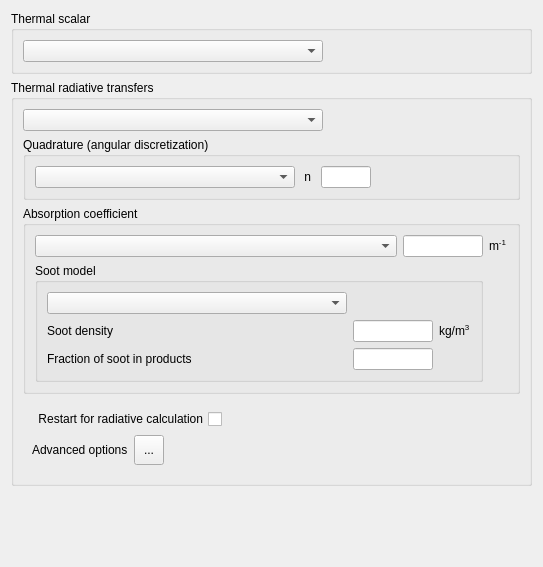
The window that gui/Pages/ThermalForm.ui (Renuda/Code_Saturne_DEV) describes before a commit, drawn with Qt 5.
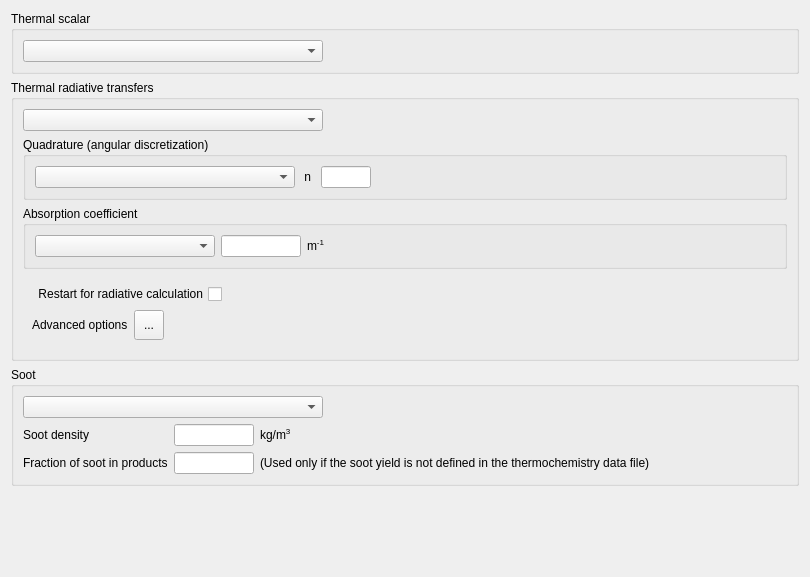
The same window after the commit. Icons and pictures are not drawn.

Commit message: Revert to previous version

Patch:
```diff
--- a/gui/Pages/ThermalForm.ui
+++ b/gui/Pages/ThermalForm.ui
@@ -6,8 +6,8 @@
    <rect>
     <x>0</x>
     <y>0</y>
-    <width>429</width>
-    <height>567</height>
+                <width>810</width>
+                <height>577</height>
    </rect>
   </property>
   <property name="windowTitle">
@@ -74,6 +74,143 @@
      </layout>
     </widget>
    </item>
+            <item row="2" column="0">
+                <widget class="QGroupBox" name="groupBoxSoot">
+                    <property name="toolTip">
+                        <string>&lt;html&gt;&lt;head/&gt;&lt;body&gt;&lt;p&gt;&lt;span style=&quot; font-size:9pt;&quot;&gt;Select the soot model and the corresponding parameters.&lt;/span&gt;&lt;/p&gt;&lt;p&gt;&lt;span style=&quot; font-size:9pt;&quot;&gt;(code_saturne key words: &lt;/span&gt;&lt;span style=&quot; font-size:9pt; font-weight:600;&quot;&gt;ISOOT&lt;/span&gt;&lt;span style=&quot; font-size:9pt;&quot;&gt;, &lt;/span&gt;&lt;span style=&quot; font-size:9pt; font-weight:600;&quot;&gt;rosoot &lt;/span&gt;&lt;span style=&quot; font-size:9pt;&quot;&gt;and&lt;/span&gt;&lt;span style=&quot; font-size:9pt; font-weight:600;&quot;&gt; xsoot&lt;/span&gt;&lt;span style=&quot; font-size:9pt;&quot;&gt;)&lt;/span&gt;&lt;/p&gt;&lt;/body&gt;&lt;/html&gt;</string>
+                    </property>
+                    <property name="title">
+                        <string>Soot</string>
+                    </property>
+                    <property name="flat">
+                        <bool>false</bool>
+                    </property>
+                    <property name="checkable">
+                        <bool>false</bool>
+                    </property>
+                    <property name="checked">
+                        <bool>false</bool>
+                    </property>
+                    <layout class="QGridLayout" name="_3">
+                        <property name="leftMargin">
+                            <number>9</number>
+                        </property>
+                        <property name="horizontalSpacing">
+                            <number>6</number>
+                        </property>
+                        <item row="1" column="0">
+                            <layout class="QGridLayout" name="gridLayoutSoot">
+                                <item row="1" column="0">
+                                    <widget class="QLabel" name="labelSootFraction">
+                                        <property name="text">
+                                            <string>Fraction of soot in products</string>
+                                        </property>
+                                        <property name="wordWrap">
+                                            <bool>false</bool>
+                                        </property>
+                                        <property name="margin">
+                                            <number>0</number>
+                                        </property>
+                                    </widget>
+                                </item>
+                                <item row="0" column="3">
+                                    <spacer name="horizontalSpacer">
+                                        <property name="orientation">
+                                            <enum>Qt::Horizontal</enum>
+                                        </property>
+                                        <property name="sizeHint" stdset="0">
+                                            <size>
+                                                <width>40</width>
+                                                <height>20</height>
+                                            </size>
+                                        </property>
+                                    </spacer>
+                                </item>
+                                <item row="0" column="2">
+                                    <widget class="QLabel" name="label_4">
+                                        <property name="text">
+                                            <string>&lt;html&gt;&lt;head/&gt;&lt;body&gt;&lt;p&gt;kg/m&lt;span style=&quot; vertical-align:super;&quot;&gt;3&lt;/span&gt;&lt;/p&gt;&lt;/body&gt;&lt;/html&gt;</string>
+                                        </property>
+                                    </widget>
+                                </item>
+                                <item row="1" column="1">
+                                    <widget class="QLineEdit" name="lineEditSootFraction">
+                                        <property name="maximumSize">
+                                            <size>
+                                                <width>80</width>
+                                                <height>16777215</height>
+                                            </size>
+                                        </property>
+                                        <property name="toolTip">
+                                            <string>&lt;html&gt;&lt;head/&gt;&lt;body&gt;&lt;p&gt;&lt;span style=&quot; font-size:9pt;&quot;&gt;The soot fraction is a constant fraction of the products (Used only if the soot yield is not defined in the thermochemistry data file).&lt;/span&gt;&lt;/p&gt;&lt;p&gt;&lt;span style=&quot; font-size:9pt;&quot;&gt;(code_saturne key words: &lt;/span&gt;&lt;span style=&quot; font-size:9pt; font-weight:600;&quot;&gt;xsoot&lt;/span&gt;&lt;span style=&quot; font-size:9pt;&quot;&gt;)&lt;/span&gt;&lt;/p&gt;&lt;/body&gt;&lt;/html&gt;</string>
+                                        </property>
+                                    </widget>
+                                </item>
+                                <item row="0" column="1">
+                                    <widget class="QLineEdit" name="lineEditSootDensity">
+                                        <property name="maximumSize">
+                                            <size>
+                                                <width>80</width>
+                                                <height>16777215</height>
+                                            </size>
+                                        </property>
+                                        <property name="toolTip">
+                                            <string>&lt;html&gt;&lt;head/&gt;&lt;body&gt;&lt;p&gt;&lt;span style=&quot; font-size:9pt;&quot;&gt;Density of soot&lt;/span&gt;&lt;/p&gt;&lt;p&gt;&lt;span style=&quot; font-size:9pt;&quot;&gt;(code_saturne key words: &lt;/span&gt;&lt;span style=&quot; font-size:9pt; font-weight:600;&quot;&gt;rosoot&lt;/span&gt;&lt;span style=&quot; font-size:9pt;&quot;&gt;)&lt;/span&gt;&lt;/p&gt;&lt;/body&gt;&lt;/html&gt;</string>
+                                        </property>
+                                    </widget>
+                                </item>
+                                <item row="0" column="0">
+                                    <widget class="QLabel" name="labelSootDensity">
+                                        <property name="text">
+                                            <string>Soot density</string>
+                                        </property>
+                                    </widget>
+                                </item>
+                                <item row="1" column="2">
+                                    <widget class="QLabel" name="labelSootFractionbis">
+                                        <property name="text">
+                                            <string>(Used only if the soot yield is not defined in the thermochemistry data file)</string>
+                                        </property>
+                                    </widget>
+                                </item>
+                            </layout>
+                        </item>
+                        <item row="0" column="0">
+                            <layout class="QHBoxLayout" name="_5">
+                                <item>
+                                    <widget class="QComboBox" name="comboBoxSoot">
+                                        <property name="minimumSize">
+                                            <size>
+                                                <width>300</width>
+                                                <height>0</height>
+                                            </size>
+                                        </property>
+                                        <property name="toolTip">
+                                            <string>&lt;html&gt;&lt;head/&gt;&lt;body&gt;&lt;p&gt;&lt;span style=&quot; font-size:9pt;&quot;&gt;Select the soot model.&lt;/span&gt;&lt;/p&gt;&lt;p&gt;&lt;span style=&quot; font-size:9pt;&quot;&gt;(code_saturne key words: &lt;/span&gt;&lt;span style=&quot; font-size:9pt; font-weight:600;&quot;&gt;ISOOT&lt;/span&gt;&lt;span style=&quot; font-size:9pt;&quot;&gt;)&lt;/span&gt;&lt;/p&gt;&lt;/body&gt;&lt;/html&gt;</string>
+                                        </property>
+                                        <property name="statusTip">
+                                            <string>Select the thermal scalar</string>
+                                        </property>
+                                    </widget>
+                                </item>
+                                <item>
+                                    <spacer>
+                                        <property name="orientation">
+                                            <enum>Qt::Horizontal</enum>
+                                        </property>
+                                        <property name="sizeHint" stdset="0">
+                                            <size>
+                                                <width>16</width>
+                                                <height>20</height>
+                                            </size>
+                                        </property>
+                                    </spacer>
+                                </item>
+                            </layout>
+                        </item>
+                    </layout>
+                </widget>
+            </item>
    <item row="3" column="0">
     <spacer>
      <property name="orientation">
@@ -248,123 +385,6 @@
            </property>
           </widget>
          </item>
-         <item row="1" column="0" colspan="2">
-          <widget class="QGroupBox" name="groupBoxSoot">
-           <property name="sizePolicy">
-            <sizepolicy hsizetype="MinimumExpanding" vsizetype="MinimumExpanding">
-             <horstretch>0</horstretch>
-             <verstretch>0</verstretch>
-            </sizepolicy>
-           </property>
-           <property name="toolTip">
-            <string>&lt;html&gt;&lt;head/&gt;&lt;body&gt;&lt;p&gt;&lt;span style=&quot; font-size:9pt;&quot;&gt;Select the soot model and the corresponding parameters.&lt;/span&gt;&lt;/p&gt;&lt;p&gt;&lt;span style=&quot; font-size:9pt;&quot;&gt;(code_saturne key words: &lt;/span&gt;&lt;span style=&quot; font-size:9pt; font-weight:600;&quot;&gt;ISOOT&lt;/span&gt;&lt;span style=&quot; font-size:9pt;&quot;&gt;, &lt;/span&gt;&lt;span style=&quot; font-size:9pt; font-weight:600;&quot;&gt;rosoot &lt;/span&gt;&lt;span style=&quot; font-size:9pt;&quot;&gt;and&lt;/span&gt;&lt;span style=&quot; font-size:9pt; font-weight:600;&quot;&gt; xsoot&lt;/span&gt;&lt;span style=&quot; font-size:9pt;&quot;&gt;)&lt;/span&gt;&lt;/p&gt;&lt;/body&gt;&lt;/html&gt;</string>
-           </property>
-           <property name="title">
-            <string>Soot model</string>
-           </property>
-           <property name="flat">
-            <bool>false</bool>
-           </property>
-           <property name="checkable">
-            <bool>false</bool>
-           </property>
-           <property name="checked">
-            <bool>false</bool>
-           </property>
-           <layout class="QGridLayout" name="_3">
-            <property name="leftMargin">
-             <number>9</number>
-            </property>
-            <property name="horizontalSpacing">
-             <number>6</number>
-            </property>
-            <item row="2" column="1">
-             <widget class="QLineEdit" name="lineEditSootFraction">
-              <property name="minimumSize">
-               <size>
-                <width>0</width>
-                <height>0</height>
-               </size>
-              </property>
-              <property name="maximumSize">
-               <size>
-                <width>80</width>
-                <height>16777215</height>
-               </size>
-              </property>
-              <property name="toolTip">
-               <string>&lt;html&gt;&lt;head/&gt;&lt;body&gt;&lt;p&gt;&lt;span style=&quot; font-size:9pt;&quot;&gt;The soot fraction is a constant fraction of product&lt;/span&gt;&lt;/p&gt;&lt;p&gt;&lt;span style=&quot; font-size:9pt;&quot;&gt;(code_saturne key words: &lt;/span&gt;&lt;span style=&quot; font-size:9pt; font-weight:600;&quot;&gt;xsoot&lt;/span&gt;&lt;span style=&quot; font-size:9pt;&quot;&gt;)&lt;/span&gt;&lt;/p&gt;&lt;/body&gt;&lt;/html&gt;</string>
-              </property>
-             </widget>
-            </item>
-            <item row="0" column="0">
-             <widget class="QComboBox" name="comboBoxSoot">
-              <property name="minimumSize">
-               <size>
-                <width>300</width>
-                <height>0</height>
-               </size>
-              </property>
-              <property name="toolTip">
-               <string>&lt;html&gt;&lt;head/&gt;&lt;body&gt;&lt;p&gt;&lt;span style=&quot; font-size:9pt;&quot;&gt;Select the soot model.&lt;/span&gt;&lt;/p&gt;&lt;p&gt;&lt;span style=&quot; font-size:9pt;&quot;&gt;(code_saturne key words: &lt;/span&gt;&lt;span style=&quot; font-size:9pt; font-weight:600;&quot;&gt;ISOOT&lt;/span&gt;&lt;span style=&quot; font-size:9pt;&quot;&gt;)&lt;/span&gt;&lt;/p&gt;&lt;/body&gt;&lt;/html&gt;</string>
-              </property>
-              <property name="statusTip">
-               <string>Select the thermal scalar</string>
-              </property>
-             </widget>
-            </item>
-            <item row="1" column="1">
-             <widget class="QLineEdit" name="lineEditSootDensity">
-              <property name="minimumSize">
-               <size>
-                <width>50</width>
-                <height>0</height>
-               </size>
-              </property>
-              <property name="maximumSize">
-               <size>
-                <width>80</width>
-                <height>16777215</height>
-               </size>
-              </property>
-              <property name="toolTip">
-               <string>&lt;html&gt;&lt;head/&gt;&lt;body&gt;&lt;p&gt;&lt;span style=&quot; font-size:9pt;&quot;&gt;Density of soot&lt;/span&gt;&lt;/p&gt;&lt;p&gt;&lt;span style=&quot; font-size:9pt;&quot;&gt;(code_saturne key words: &lt;/span&gt;&lt;span style=&quot; font-size:9pt; font-weight:600;&quot;&gt;rosoot&lt;/span&gt;&lt;span style=&quot; font-size:9pt;&quot;&gt;)&lt;/span&gt;&lt;/p&gt;&lt;/body&gt;&lt;/html&gt;</string>
-              </property>
-             </widget>
-            </item>
-            <item row="1" column="2">
-             <widget class="QLabel" name="label_4">
-              <property name="text">
-               <string>&lt;html&gt;&lt;head/&gt;&lt;body&gt;&lt;p&gt;kg/m&lt;span style=&quot; vertical-align:super;&quot;&gt;3&lt;/span&gt;&lt;/p&gt;&lt;/body&gt;&lt;/html&gt;</string>
-              </property>
-             </widget>
-            </item>
-            <item row="2" column="0">
-             <widget class="QLabel" name="labelSootFraction">
-              <property name="lineWidth">
-               <number>1</number>
-              </property>
-              <property name="text">
-               <string>Fraction of soot in products</string>
-              </property>
-             </widget>
-            </item>
-            <item row="1" column="0">
-             <widget class="QLabel" name="labelSootDensity">
-              <property name="sizePolicy">
-               <sizepolicy hsizetype="MinimumExpanding" vsizetype="Fixed">
-                <horstretch>0</horstretch>
-                <verstretch>0</verstretch>
-               </sizepolicy>
-              </property>
-              <property name="text">
-               <string>Soot density</string>
-              </property>
-             </widget>
-            </item>
-           </layout>
-          </widget>
-         </item>
         </layout>
        </widget>
       </item>
```
Left out of the diff: 30 changed lines with no effect on the pictures. Lines whose indentation alone changed are shown as unchanged.
